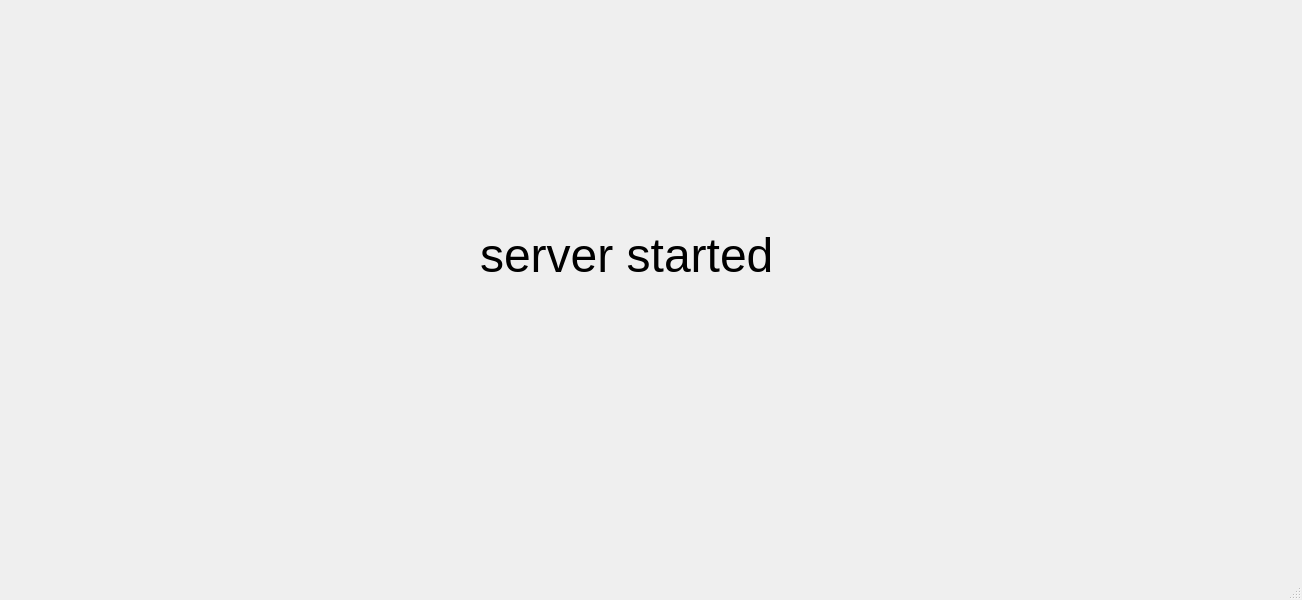
Qt form mainwindow.ui (ciszekxd/SK2ProjectKahoot) before a commit.
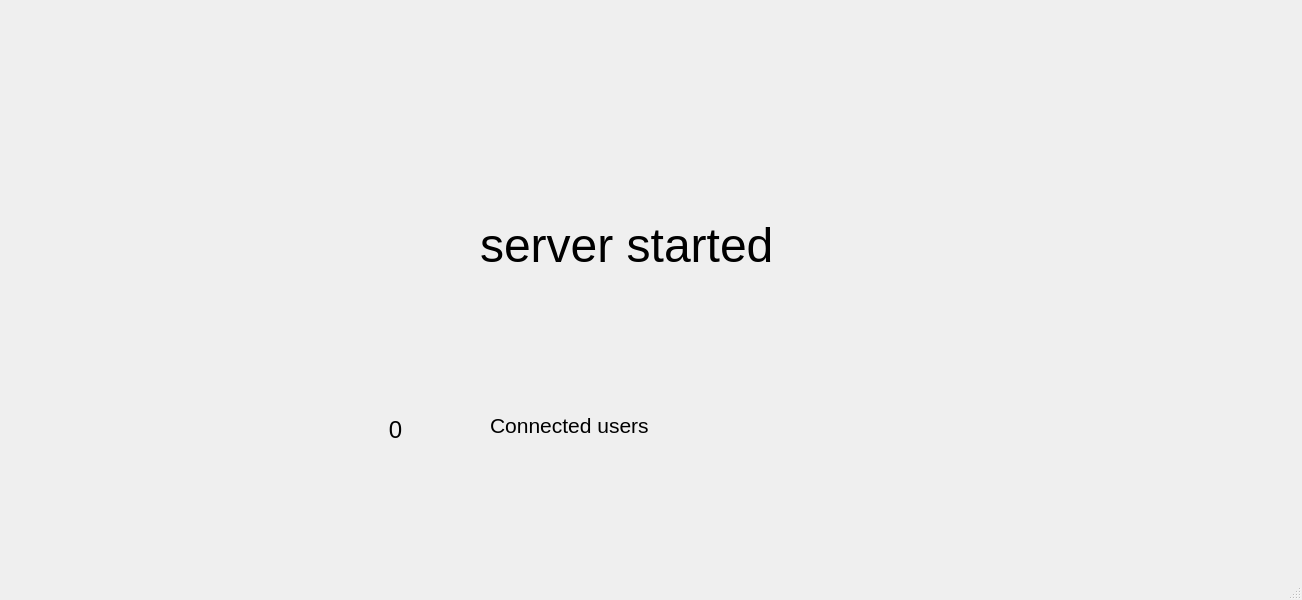
The same form after that commit. The open tabs and pages were chosen to show the change.

```diff
--- a/mainwindow.ui
+++ b/mainwindow.ui
@@ -108,7 +108,7 @@
       <property name="geometry">
        <rect>
         <x>480</x>
-        <y>150</y>
+        <y>140</y>
         <width>431</width>
         <height>211</height>
        </rect>
@@ -122,6 +122,32 @@
        <string>&lt;html&gt;&lt;head/&gt;&lt;body&gt;&lt;p&gt;&lt;span style=&quot; font-size:36pt;&quot;&gt;server started&lt;/span&gt;&lt;/p&gt;&lt;/body&gt;&lt;/html&gt;</string>
       </property>
      </widget>
+     <widget class="QLabel" name="numOfusers">
+      <property name="geometry">
+       <rect>
+        <x>320</x>
+        <y>360</y>
+        <width>151</width>
+        <height>141</height>
+       </rect>
+      </property>
+      <property name="text">
+       <string>&lt;html&gt;&lt;head/&gt;&lt;body&gt;&lt;p align=&quot;center&quot;&gt;&lt;span style=&quot; font-size:18pt;&quot;&gt;0&lt;/span&gt;&lt;/p&gt;&lt;/body&gt;&lt;/html&gt;</string>
+      </property>
+     </widget>
+     <widget class="QLabel" name="label_6">
+      <property name="geometry">
+       <rect>
+        <x>490</x>
+        <y>370</y>
+        <width>331</width>
+        <height>111</height>
+       </rect>
+      </property>
+      <property name="text">
+       <string>&lt;html&gt;&lt;head/&gt;&lt;body&gt;&lt;p&gt;&lt;span style=&quot; font-size:16pt;&quot;&gt;Connected users&lt;/span&gt;&lt;/p&gt;&lt;/body&gt;&lt;/html&gt;</string>
+      </property>
+     </widget>
     </widget>
     <widget class="QWidget" name="page_4">
      <widget class="QLabel" name="label_4">
```
Left out of the diff: 2 changed lines with no effect on the pictures.
